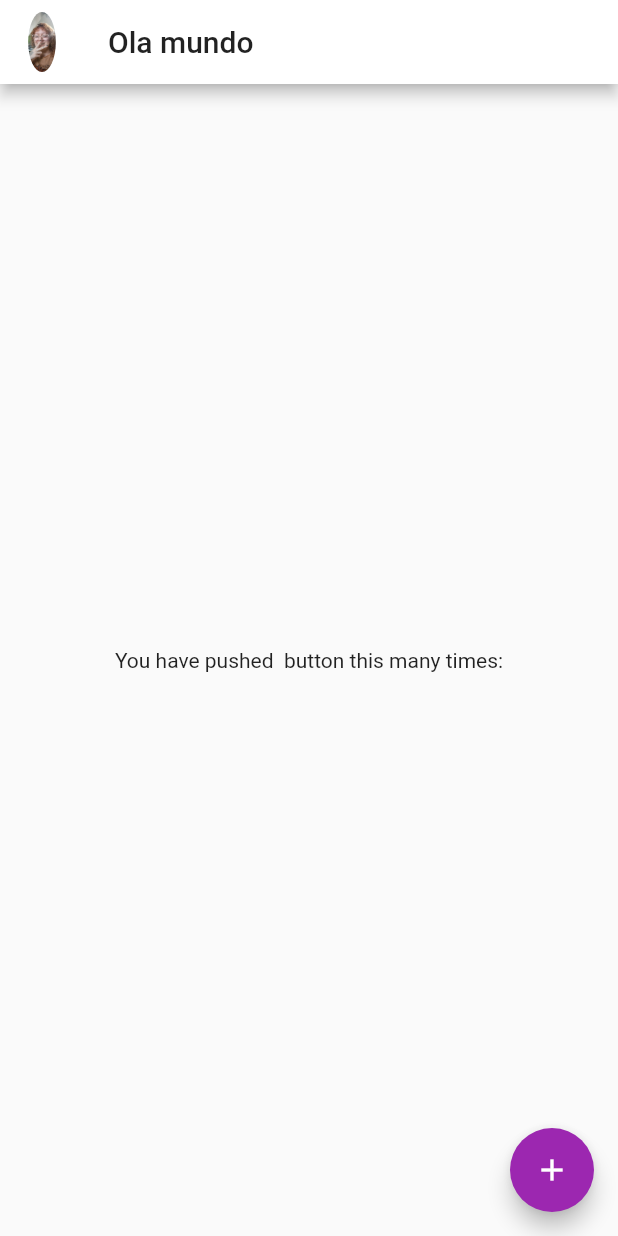
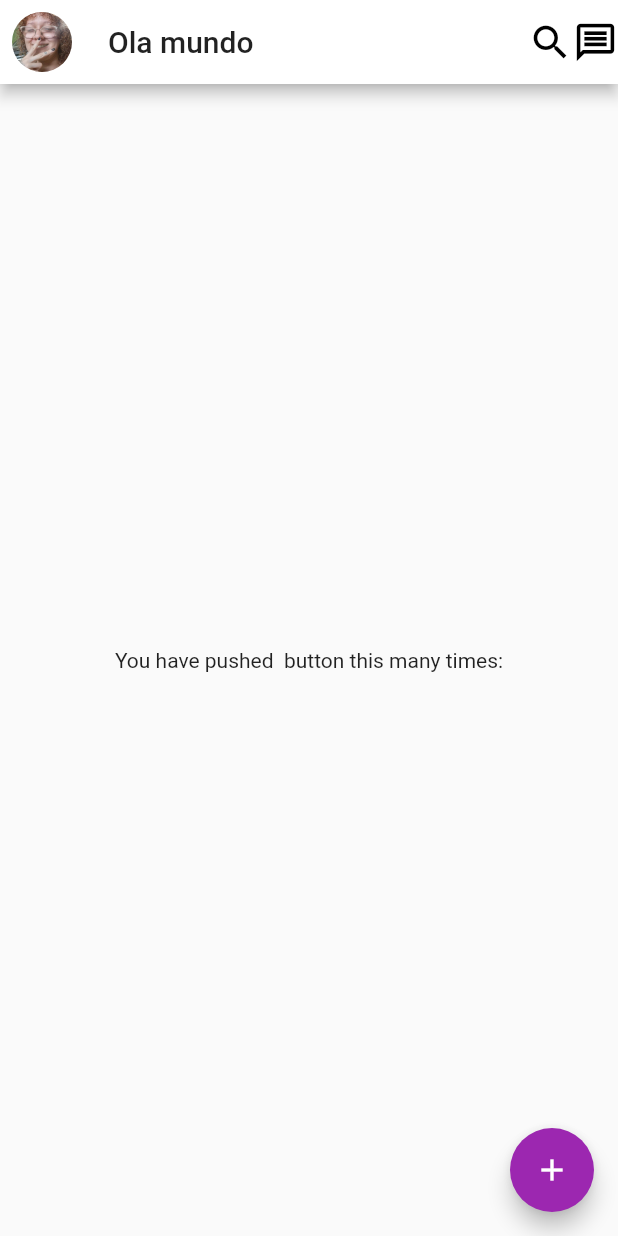
Before and after one commit to derek-alves/Flutter, a Flutter app: the screen it shows after launch, on a phone screen of 412 x 824 dp. Run offline on Flutter 3.47's test engine with Material 2 defaults, Android fonts, the light colour scheme and no system bars.

Commit message:
Appbar edit

```diff
--- a/clone_aiqfome/lib/main.dart
+++ b/clone_aiqfome/lib/main.dart
@@ -40,19 +40,48 @@ class MyHomePage extends StatelessWidget {
   Widget build(BuildContext context) {
     return Scaffold(
       appBar: AppBar(
-        title: Text("Ola mundo"),
-        leading: Container(
-          child: IconButton(
-            iconSize: 30,
-            onPressed: () {},
-            icon: ClipOval(
-              child: Image.asset(
-                'assets/images/img.jpg',
-                fit: BoxFit.cover,
+        title: Text(
+          "Ola mundo",
+          textAlign: TextAlign.start,
+        ),
+        leading: Builder(
+          builder: (BuildContext context) {
+            return Container(
+              margin: EdgeInsets.all(8),
+              decoration: BoxDecoration(
+                borderRadius: BorderRadius.circular(30),
+                image: const DecorationImage(
+                  image: AssetImage('assets/images/img.jpg'),
+                  fit: BoxFit.cover,
+                ),
               ),
+              child: ClipOval(
+                child: FlatButton(
+                  onPressed: () {
+                    Scaffold.of(context).openDrawer();
+                  },
+                  child: null,
+                ),
+              ),
+            );
+          },
+        ),
+        actions: [
+          GestureDetector(
+            onTap: () {},
+            child: Icon(
+              Icons.search_outlined,
+              size: 30,
             ),
           ),
-        ),
+          GestureDetector(
+            onTap: () {},
+            child: Icon(
+              Icons.message_outlined,
+              size: 30,
+            ),
+          ),
+        ],
       ),
 
       drawer: Drawer(
```
